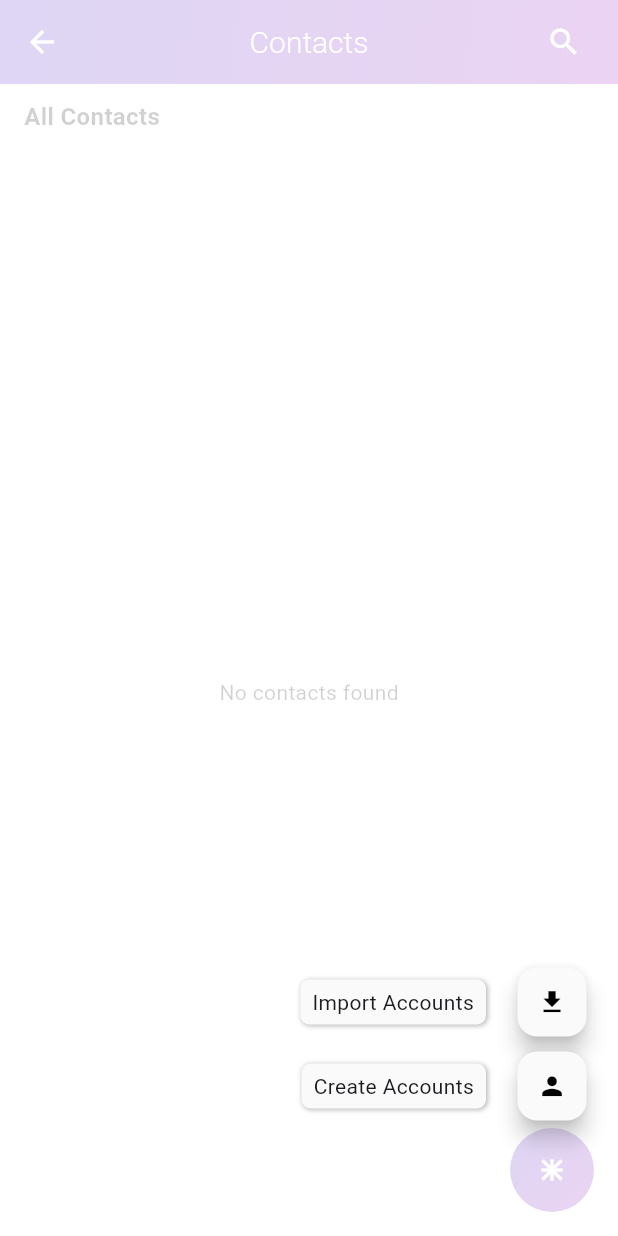
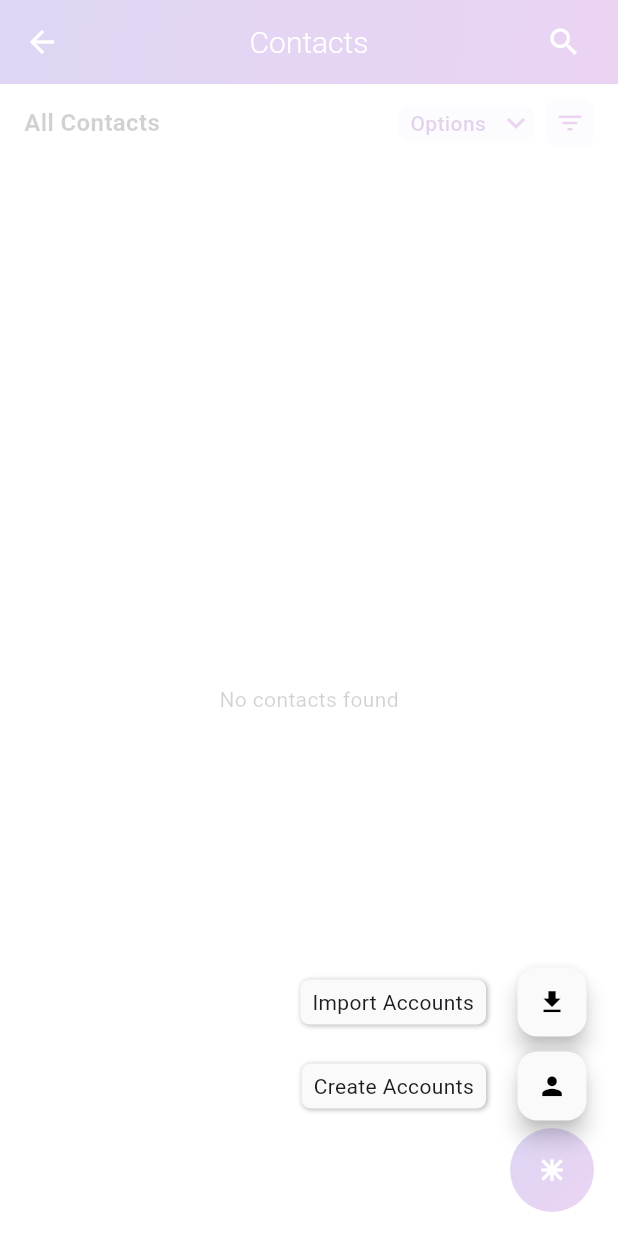
Before and after one commit to KMG-ORG/flutter-crm-mobile, a Flutter app: the ContactsPage screen opened directly with empty values, after a tap on the "search" icon, after a tap on the "close" icon, after a tap on the "add" icon, on a phone screen of 412 x 824 dp. Run offline on Flutter 3.47's test engine with Material 3 defaults, Android fonts, the phone set to English and light mode, and no system bars; drawn by our look-alikes of flutter_speed_dial; our stand-ins replace flutter_dotenv, flutter_secure_storage; accounts and stored records are empty; network calls fail.

Commit message:
changes for contact page

```diff
--- a/lib/screens/contacts/contact_page.dart
+++ b/lib/screens/contacts/contact_page.dart
@@ -1,3 +1,4 @@
+import 'package:crm_mobile/screens/contacts/sortby.dart';
 import 'package:crm_mobile/services/api_service.dart';
 import 'package:flutter/material.dart';
 import 'package:flutter_speed_dial/flutter_speed_dial.dart';
@@ -24,6 +25,7 @@ class _ContactsPageState extends State<ContactsPage> {
 
   bool showSearchBar = false; // 🔍 search bar toggle
   final TextEditingController _searchController = TextEditingController();
+  String? selectedOption; // For Options dropdown
 
   @override
   void initState() {
@@ -201,10 +203,101 @@ class _ContactsPageState extends State<ContactsPage> {
             padding: const EdgeInsets.symmetric(horizontal: 16, vertical: 10),
             child: Row(
               mainAxisAlignment: MainAxisAlignment.spaceBetween,
-              children: const [
-                Text(
+              children: [
+                const Text(
                   "All Contacts",
                   style: TextStyle(fontSize: 16, fontWeight: FontWeight.bold),
+                ),
+                Row(
+                  children: [
+                    Container(
+                      decoration: BoxDecoration(
+                        color: const Color(0xFFF2E9FB),
+                        borderRadius: BorderRadius.circular(8),
+                      ),
+                      child: PopupMenuButton<String>(
+                        color: Colors.white,
+                        offset: const Offset(0, 30),
+                        onSelected: (value) {
+                          setState(() {
+                            selectedOption = value;
+                          });
+                        },
+                        itemBuilder: (context) => [
+                          const PopupMenuItem(
+                            value: "Manage Tags",
+                            child: Text(
+                              "Manage Tags",
+                              style: TextStyle(
+                                color: Colors.black,
+                                fontWeight: FontWeight.bold,
+                              ),
+                            ),
+                          ),
+                          const PopupMenuItem(
+                            value: "Mass Email",
+                            child: Text(
+                              "Mass Email",
+                              style: TextStyle(
+                                color: Colors.black,
+                                fontWeight: FontWeight.bold,
+                              ),
+                            ),
+                          ),
+                          const PopupMenuItem(
+                            value: "Export Contacts",
+                            child: Text(
+                              "Export Contacts",
+                              style: TextStyle(
+                                color: Colors.black,
+                                fontWeight: FontWeight.bold,
+                              ),
+                            ),
+                          ),
+                        ],
+                        child: Row(
+                          children: [
+                            Padding(
+                              padding: const EdgeInsets.symmetric(
+                                horizontal: 8.0,
+                              ),
+                              child: Text(
+                                "Options",
+                                style: TextStyle(
+                                  color: Colors.purple[800],
+                                  fontWeight: FontWeight.w500,
+                                ),
+                              ),
+                            ),
+                            const Icon(
+                              Icons.keyboard_arrow_down,
+                              color: Colors.purple,
+                            ),
+                          ],
+                        ),
+                      ),
+                    ),
+                    const SizedBox(width: 8),
+                    Container(
+                      decoration: BoxDecoration(
+                        color: const Color(0xFFF2E9FB),
+                        borderRadius: BorderRadius.circular(8),
+                      ),
+                      padding: const EdgeInsets.all(6),
+                      child: GestureDetector(
+                        onTap: () {
+                          // Navigator.of(context).push(
+                          //   MaterialPageRoute(builder: (_) => SortFilterPage()),
+                          // );
+                        },
+                        child: const Icon(
+                          Icons.filter_list,
+                          color: Colors.purple,
+                          size: 20,
+                        ),
+                      ),
+                    ),
+                  ],
                 ),
               ],
             ),
```
Also changed, not shown: lib/screens/contacts/sortby.dart (added, +137 -0 lines).
